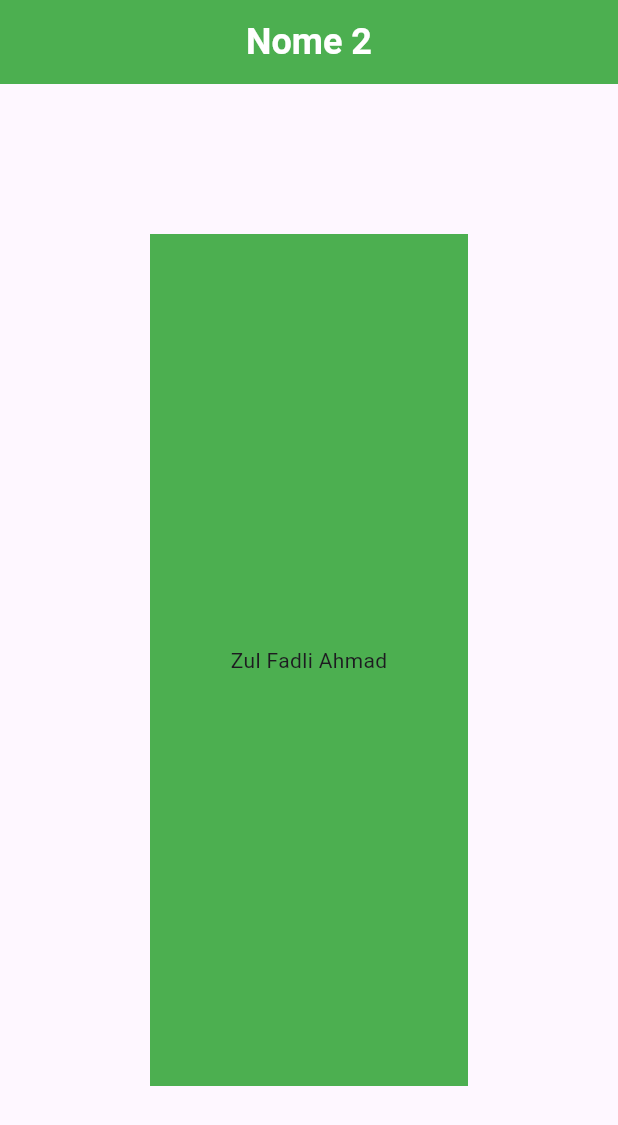
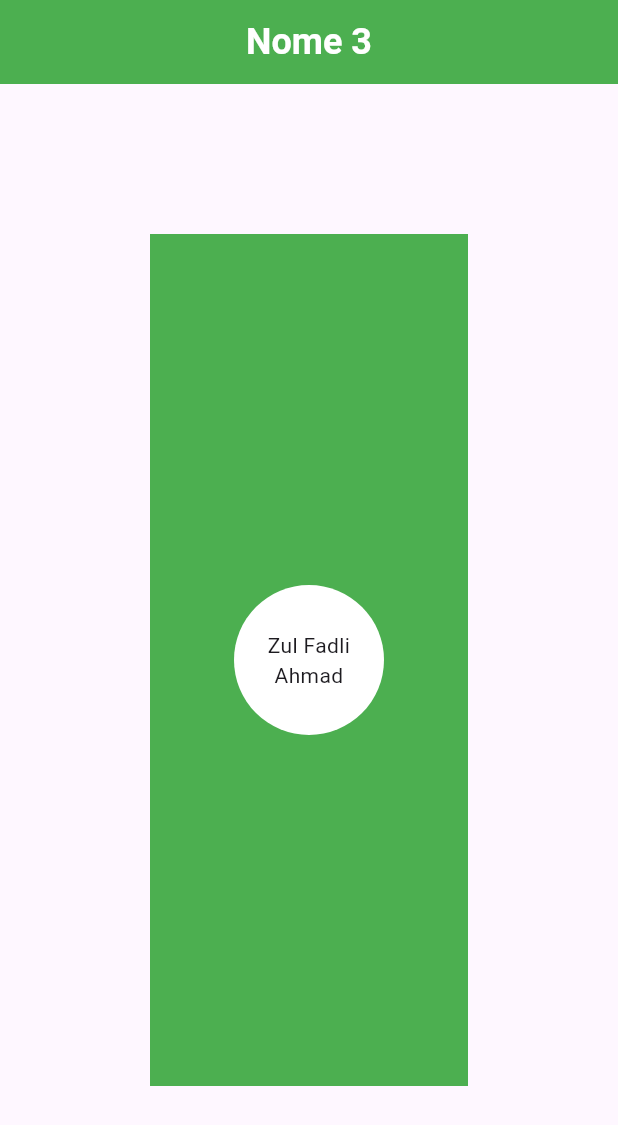
Before and after one commit to zumaku/flutter_journery, a Flutter app: the screen it shows after launch, on a phone screen of 412 x 824 dp. Shown: the top 1125 px of the screen. Run offline on Flutter 3.47's test engine with Material 3 defaults, Android fonts, the light colour scheme and no system bars.

Commit message:
LP 2 - No 3

```diff
--- a/lib/main.dart
+++ b/lib/main.dart
@@ -13,7 +13,7 @@ class MyApp extends StatelessWidget {
       home: Scaffold(
         appBar: AppBar(
           title: Center(
-            child: Text("Nome 2"),
+            child: Text("Nome 3"),
           ),
           backgroundColor: Colors.green,
           titleTextStyle: TextStyle(
@@ -27,9 +27,24 @@ class MyApp extends StatelessWidget {
           child: Container(
             margin: EdgeInsets.all(100),
             color: Colors.green,
+
             child: Center(
-              child: Text("Zul Fadli Ahmad"),
+              child: Container(
+                width: 100,
+                height: 100,
+                decoration: BoxDecoration(
+                  color: Colors.white,
+                  borderRadius: BorderRadius.circular(50),
+                ),
+                child: Center(
+                  child: Text(
+                    "Zul Fadli Ahmad",
+                    textAlign: TextAlign.center,
+                  )
+                ),
+              ),
             ),
+
           ),
         ),
       ),
```
